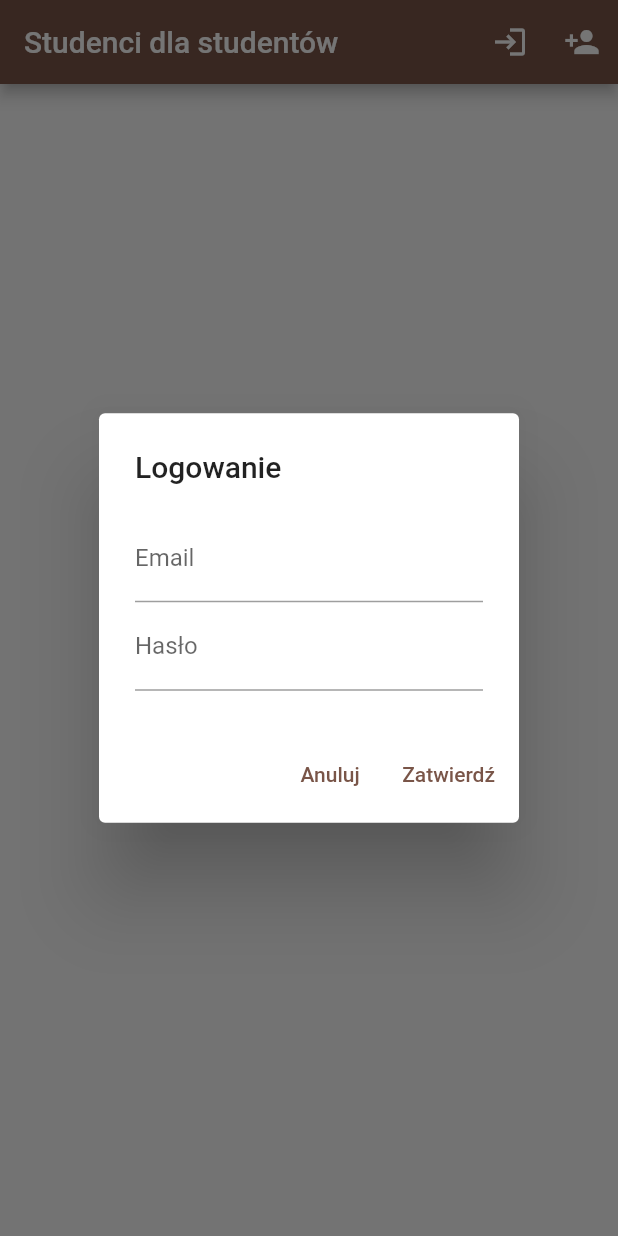
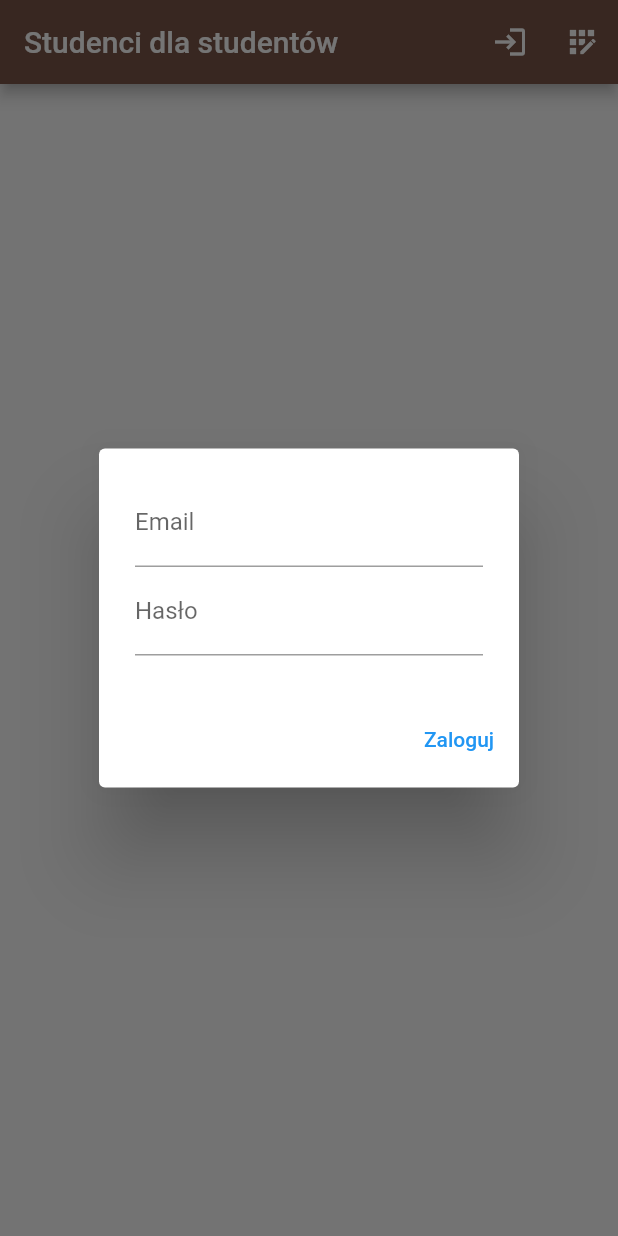
Before and after one commit to Asirxes/Dyplom, a Flutter app: the screen it shows after launch, after a tap on the "login" icon, on a phone screen of 412 x 824 dp. Run offline on Flutter 3.47's test engine with Material 2 defaults, Android fonts, the phone set to English and light mode, and no system bars; our stand-ins replace fluttertoast, shared_preferences, sqflite; accounts and stored records are empty.

Commit message:
Prosta baza danych oraz wyświetlenie przykładowych danych

```diff
--- a/lib/main.dart
+++ b/lib/main.dart
@@ -1,9 +1,25 @@
+import 'dart:async';
+import 'dart:io';
 import 'package:flutter/material.dart';
+import 'package:fluttertoast/fluttertoast.dart';
+import 'package:path_provider/path_provider.dart';
 import 'package:shared_preferences/shared_preferences.dart';
-import 'package:fluttertoast/fluttertoast.dart';
+import 'package:sqflite/sqflite.dart';
 
 void main() {
   runApp(MyApp());
+}
+
+class User {
+  final String email;
+  final String password;
+  User(this.email, this.password);
+}
+
+class Uczelnia {
+  final String nazwa;
+  final String miasto;
+  Uczelnia({required this.nazwa, required this.miasto});
 }
 
 class MyApp extends StatelessWidget {
@@ -12,145 +28,113 @@ class MyApp extends StatelessWidget {
     return MaterialApp(
       title: 'Studenci dla studentów',
       theme: ThemeData(
-        primarySwatch: Colors.brown,
+        primarySwatch: Colors.blue,
+        appBarTheme: AppBarTheme(
+          color: Colors.brown,
+        ),
       ),
-      home: MyHomePage(),
+      home: HomePage(),
     );
   }
 }
 
-class MyHomePage extends StatefulWidget {
+class HomePage extends StatefulWidget {
   @override
-  _MyHomePageState createState() => _MyHomePageState();
+  State<StatefulWidget> createState() {
+    return _HomePageState();
+  }
 }
 
-class _MyHomePageState extends State<MyHomePage> {
-  bool _isLoggedIn = false;
-  String? _email;
-  String? _password;
-  SharedPreferences? _prefs;
+class _HomePageState extends State<HomePage> {
+  late Database database;
+  List<Uczelnia> uczelnie = [];
+  List<User> users = [];
+  User? loggedInUser;
 
   @override
   void initState() {
     super.initState();
-    _loadUserState();
+    _initializeDatabase();
   }
 
-  _loadUserState() async {
-    _prefs = await SharedPreferences.getInstance();
-    setState(() {
-      _isLoggedIn = _prefs!.getBool('isLoggedIn') ?? false;
-      _email = _prefs!.getString('email');
-      _password = _prefs!.getString('password');
-    });
+  Future<void> _initializeDatabase() async {
+    Directory documentsDirectory = await getApplicationDocumentsDirectory();
+    String path = "${documentsDirectory.path}/sample.db";
+    database = await openDatabase(
+      path,
+      version: 1,
+      onCreate: (Database db, int version) async {
+        await db.execute(
+            "CREATE TABLE uczelnie (id INTEGER PRIMARY KEY, nazwa TEXT, miasto TEXT)");
+        await db.execute(
+            "CREATE TABLE users (id INTEGER PRIMARY KEY, email TEXT, password TEXT)");
+        await db.transaction((txn) async {
+          await txn.rawInsert(
+              'INSERT INTO uczelnie(nazwa, miasto) VALUES("Politechnika Warszawska", "Warszawa")');
+          await txn.rawInsert(
+              'INSERT INTO uczelnie(nazwa, miasto) VALUES("Uniwersytet Jagielloński", "Kraków")');
+          await txn.rawInsert(
+              'INSERT INTO uczelnie(nazwa, miasto) VALUES("Uniwersytet Wrocławski", "Wrocław")');
+        });
+      },
+    );
+
+    _loadUczelnie();
   }
 
-  _register(String email, String password) async {
-    if (_prefs!.getString(email) == null) {
-      if (password.length >= 8) {
-        _prefs!.setString(email, password);
-        _login(email, password);
-        Fluttertoast.showToast(msg: "Rejestracja udana!");
-      } else {
-        Fluttertoast.showToast(msg: "Hasło musi mieć co najmniej 8 znaków!");
-      }
-    } else {
-      Fluttertoast.showToast(msg: "Email jest już zajęty!");
-    }
-  }
-
-  _login(String email, String password) async {
-    String? storedPassword = _prefs!.getString(email);
-    if (storedPassword == password) {
-      _prefs!.setBool('isLoggedIn', true);
-      _prefs!.setString('email', email);
-      _prefs!.setString('password', password);
-      setState(() {
-        _isLoggedIn = true;
-        _email = email;
-        _password = password;
-      });
-      Fluttertoast.showToast(msg: "Zalogowano pomyślnie!");
-    } else {
-      Fluttertoast.showToast(msg: "Złe dane logowania!");
-    }
-  }
-
-  _logout() {
-    setState(() {
-      _isLoggedIn = false;
+  Future<void> _loadUczelnie() async {
+    List<Map> list = await database.rawQuery('SELECT * FROM uczelnie');
+    list.forEach((element) {
+      uczelnie.add(Uczelnia(nazwa: element['nazwa'], miasto: element['miasto']));
     });
-    _prefs!.remove('isLoggedIn');
-    Fluttertoast.showToast(msg: "Wylogowano!");
-  }
-
-  _changePassword(String newPassword) {
-    if (newPassword.length >= 8) {
-      _prefs!.setString(_email!, newPassword);
-      Fluttertoast.showToast(msg: "Hasło zostało zmienione!");
-    } else {
-      Fluttertoast.showToast(msg: "Hasło musi mieć co najmniej 8 znaków!");
-    }
+    setState(() {});
   }
 
   @override
   Widget build(BuildContext context) {
     return Scaffold(
       appBar: AppBar(
-        title: Text('Studenci dla studentów'),
-        backgroundColor: Colors.brown,
+        title: Text("Studenci dla studentów"),
         actions: [
-          if (_isLoggedIn)
-            ...[
-              IconButton(
-                icon: Icon(Icons.person),
-                onPressed: () {
-                  _showInfoDialog();
-                },
-              ),
-              IconButton(
-                icon: Icon(Icons.vpn_key),
-                onPressed: () {
-                  _showChangePasswordDialog();
-                },
-              ),
-              IconButton(
-                icon: Icon(Icons.logout),
-                onPressed: _logout,
-              ),
-            ]
-          else
-            ...[
-              IconButton(
-                icon: Icon(Icons.login),
-                onPressed: () {
-                  _showDialog('Logowanie', _login);
-                },
-              ),
-              IconButton(
-                icon: Icon(Icons.person_add),
-                onPressed: () {
-                  _showDialog('Rejestracja', _register);
-                },
-              ),
-            ],
+          loggedInUser == null
+              ? IconButton(
+                  icon: Icon(Icons.login),
+                  onPressed: () => _showLoginDialog(context),
+                )
+              : IconButton(
+                  icon: Icon(Icons.logout),
+                  onPressed: () => _logout(),
+                ),
+          loggedInUser == null
+              ? IconButton(
+                  icon: Icon(Icons.app_registration),
+                  onPressed: () => _showRegistrationDialog(context),
+                )
+              : SizedBox.shrink(),
         ],
       ),
-      body: Center(
-        child: Text(_isLoggedIn ? 'Zalogowano jako: $_email' : 'Nie jesteś zalogowany'),
-      ),
+      body: loggedInUser == null
+          ? Center(child: Text('Zaloguj się'))
+          : ListView.builder(
+              itemCount: uczelnie.length,
+              itemBuilder: (context, index) {
+                return ListTile(
+                  title: Text(uczelnie[index].nazwa),
+                  subtitle: Text(uczelnie[index].miasto),
+                );
+              },
+            ),
     );
   }
 
-  _showDialog(String title, Function(String, String) onActionPressed) {
-    final emailController = TextEditingController();
-    final passwordController = TextEditingController();
+  void _showLoginDialog(BuildContext context) {
+    TextEditingController emailController = TextEditingController();
+    TextEditingController passwordController = TextEditingController();
 
     showDialog(
       context: context,
-      builder: (context) {
+      builder: (BuildContext context) {
         return AlertDialog(
-          title: Text(title),
           content: Column(
             mainAxisSize: MainAxisSize.min,
             children: [
@@ -167,15 +151,67 @@ class _MyHomePageState extends State<MyHomePage> {
           ),
           actions: [
             TextButton(
-              onPressed: () => Navigator.pop(context),
-              child: Text('Anuluj'),
-            ),
+              onPressed: () {
+                _login(emailController.text, passwordController.text);
+                Navigator.pop(context);
+              },
+              child: Text('Zaloguj'),
+            )
+          ],
+        );
+      },
+    );
+  }
+
+  void _login(String email, String password) async {
+    // Simuluj logowanie (możesz zastąpić prawdziwą autoryzacją)
+    SharedPreferences prefs = await SharedPreferences.getInstance();
+    String? savedPassword = prefs.getString(email);
+    if (savedPassword != null && savedPassword == password) {
+      Fluttertoast.showToast(
+          msg: "Zalogowano",
+          toastLength: Toast.LENGTH_SHORT,
+          gravity: ToastGravity.BOTTOM);
+      setState(() {
+        loggedInUser = User(email, password);
+      });
+    } else {
+      Fluttertoast.showToast(
+          msg: "Nieprawidłowy email lub hasło",
+          toastLength: Toast.LENGTH_SHORT,
+          gravity: ToastGravity.BOTTOM);
+    }
+  }
+
+  void _showRegistrationDialog(BuildContext context) {
+    TextEditingController emailController = TextEditingController();
+    TextEditingController passwordController = TextEditingController();
+
+    showDialog(
+      context: context,
+      builder: (BuildContext context) {
+        return AlertDialog(
+          content: Column(
+            mainAxisSize: MainAxisSize.min,
+            children: [
+              TextField(
+                controller: emailController,
+                decoration: InputDecoration(labelText: 'Email'),
+              ),
+              TextField(
+                controller: passwordController,
+                decoration: InputDecoration(labelText: 'Hasło'),
+                obscureText: true,
+              ),
+            ],
+          ),
+          actions: [
             TextButton(
               onPressed: () {
-                onActionPressed(emailController.text, passwordController.text);
+                _register(emailController.text, passwordController.text);
                 Navigator.pop(context);
               },
-              child: Text('Zatwierdź'),
+              child: Text('Zarejestruj'),
             ),
           ],
         );
@@ -183,52 +219,39 @@ class _MyHomePageState extends State<MyHomePage> {
     );
   }
 
-  _showChangePasswordDialog() {
-    final passwordController = TextEditingController();
+  void _register(String email, String password) async {
+    // Simuluj rejestrację (możesz zastąpić prawdziwą rejestrację)
+    if (password.length < 8) {
+      Fluttertoast.showToast(
+          msg: "Hasło musi mieć co najmniej 8 znaków",
+          toastLength: Toast.LENGTH_SHORT,
+          gravity: ToastGravity.BOTTOM);
+      return;
+    }
 
-    showDialog(
-      context: context,
-      builder: (context) {
-        return AlertDialog(
-          title: Text('Zmień hasło'),
-          content: TextField(
-            controller: passwordController,
-            decoration: InputDecoration(labelText: 'Nowe hasło'),
-            obscureText: true,
-          ),
-          actions: [
-            TextButton(
-              onPressed: () => Navigator.pop(context),
-              child: Text('Anuluj'),
-            ),
-            TextButton(
-              onPressed: () {
-                _changePassword(passwordController.text);
-                Navigator.pop(context);
-              },
-              child: Text('Zatwierdź'),
-            ),
-          ],
-        );
-      },
-    );
+    SharedPreferences prefs = await SharedPreferences.getInstance();
+    if (prefs.getString(email) != null) {
+      Fluttertoast.showToast(
+          msg: "Email jest już zajęty",
+          toastLength: Toast.LENGTH_SHORT,
+          gravity: ToastGravity.BOTTOM);
+      return;
+    }
+
+    prefs.setString(email, password);
+    Fluttertoast.showToast(
+        msg: "Zarejestrowano",
+        toastLength: Toast.LENGTH_SHORT,
+        gravity: ToastGravity.BOTTOM);
   }
 
-  _showInfoDialog() {
-    showDialog(
-      context: context,
-      builder: (context) {
-        return AlertDialog(
-          title: Text('Informacje o użytkowniku'),
-          content: Text('Email: $_email\nHasło: $_password'),
-          actions: [
-            TextButton(
-              onPressed: () => Navigator.pop(context),
-              child: Text('Zamknij'),
-            ),
-          ],
-        );
-      },
-    );
+  void _logout() {
+    Fluttertoast.showToast(
+        msg: "Wylogowano",
+        toastLength: Toast.LENGTH_SHORT,
+        gravity: ToastGravity.BOTTOM);
+    setState(() {
+      loggedInUser = null;
+    });
   }
 }
--- a/pubspec.yaml
+++ b/pubspec.yaml
@@ -32,6 +32,8 @@ dependencies:
     sdk: flutter
   shared_preferences: ^2.0.6
   fluttertoast: ^8.0.7
+  sqflite: ^2.0.0+4
+  path_provider: ^2.0.5
 
   # The following adds the Cupertino Icons font to your application.
   # Use with the CupertinoIcons class for iOS style icons.
```
